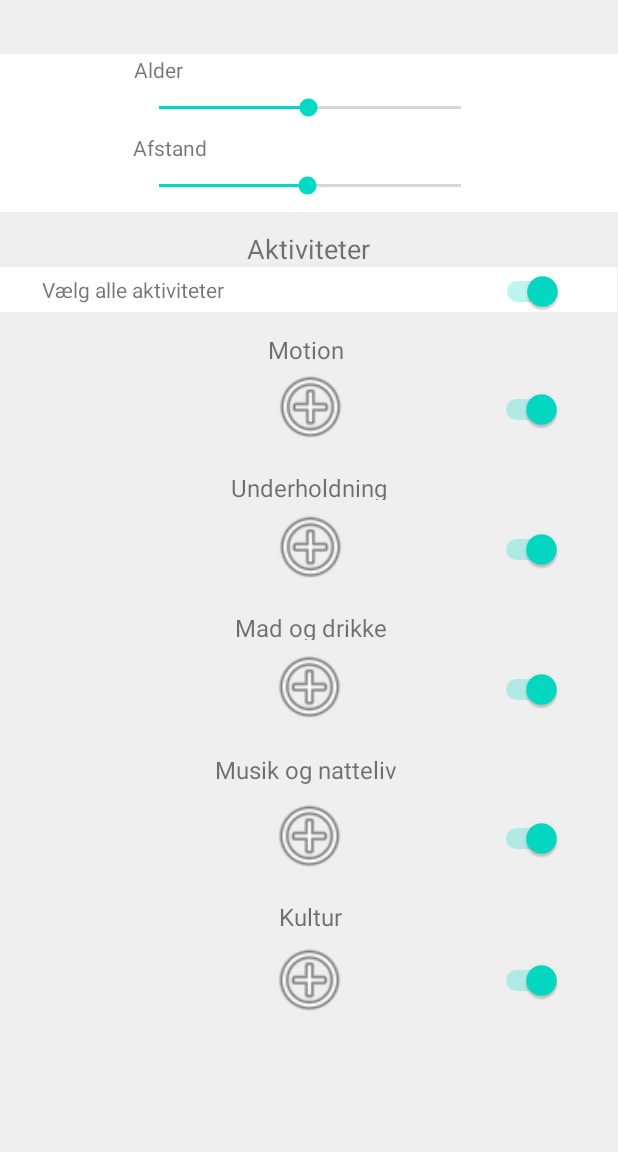
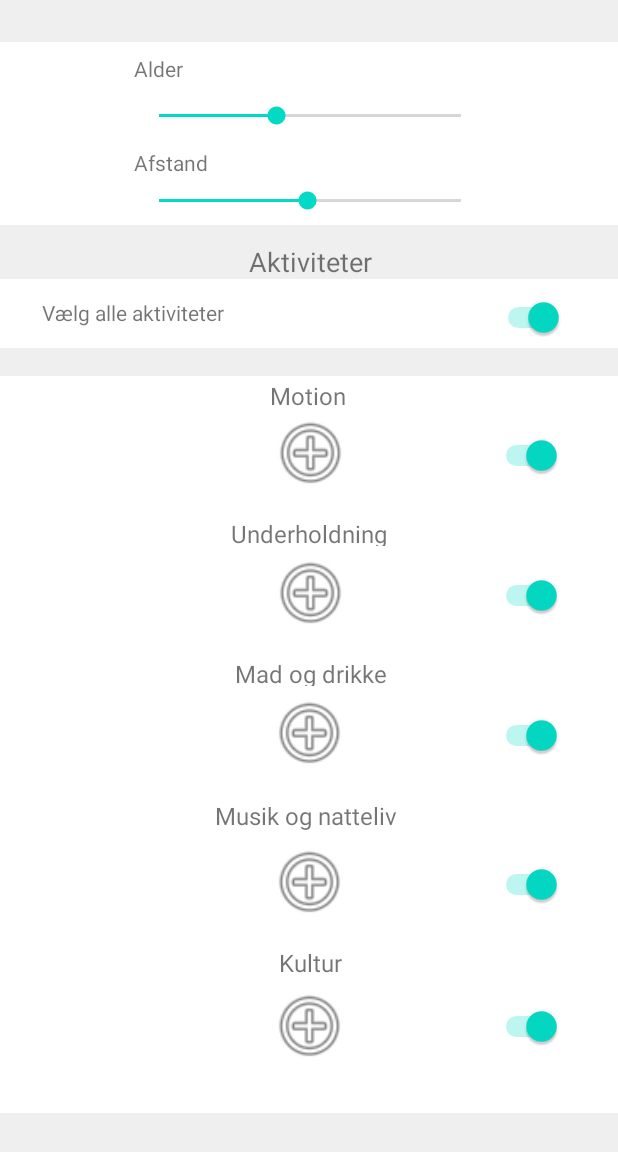
Before and after one commit to notarp1/Oplev, an Android app: the layout search_filter_fragment.xml on its own in the app's theme, with its tools: preview values and no code run, on a phone screen of 412 x 824 dp. Shown: the top 1152 px of the screen. Run offline under Robolectric (Android 15) with nearby library versions, the phone set to English and light mode, and no system bars.

Commit message:
Design done i search filter xml

```diff
--- a/app/src/main/res/layout/search_filter_fragment.xml
+++ b/app/src/main/res/layout/search_filter_fragment.xml
@@ -8,191 +8,199 @@
     android:background="#EEEEEEEE">
 
     <TextView
-        android:id="@+id/textViewbaground2"
-        android:layout_width="411dp"
-        android:layout_height="30dp"
+        android:id="@+id/sf_textViewBackground1"
+        android:layout_width="fill_parent"
+        android:layout_height="46dp"
+        android:layout_marginTop="36dp"
         android:background="#FFFFFF"
+        app:layout_constraintBottom_toTopOf="@+id/sf_textViewbackground3"
         app:layout_constraintEnd_toEndOf="parent"
-        app:layout_constraintHorizontal_bias="0.0"
+        app:layout_constraintHorizontal_bias="0.666"
         app:layout_constraintStart_toStartOf="parent"
-        app:layout_constraintTop_toBottomOf="@+id/textViewAktiviteret" />
-
-    <Switch
-        android:id="@+id/switchALLActivities"
-        android:layout_width="wrap_content"
-        android:layout_height="wrap_content"
-        android:layout_marginEnd="36dp"
-        android:layout_marginRight="36dp"
-        android:checked="true"
-        app:layout_constraintBottom_toBottomOf="@+id/textViewbaground2"
-        app:layout_constraintEnd_toEndOf="@+id/textViewbaground2"
-        app:layout_constraintTop_toTopOf="@+id/textViewbaground2"
-        app:layout_constraintVertical_bias="1.0" />
+        app:layout_constraintTop_toBottomOf="@+id/sf_textViewBackground2"
+        app:layout_constraintVertical_bias="0.0" />
 
     <TextView
-        android:id="@+id/textViewbaground1"
-        android:layout_width="414dp"
-        android:layout_height="105dp"
-        android:layout_marginTop="36dp"
+        android:id="@+id/sf_textViewBackground2"
+        android:layout_width="fill_parent"
+        android:layout_height="122dp"
+        android:layout_marginTop="28dp"
         android:background="#FFFFFF"
         app:layout_constraintEnd_toEndOf="parent"
         app:layout_constraintHorizontal_bias="1.0"
         app:layout_constraintStart_toStartOf="parent"
         app:layout_constraintTop_toTopOf="parent" />
 
+    <TextView
+        android:id="@+id/sf_textViewbackground3"
+        android:layout_width="fill_parent"
+        android:layout_height="491dp"
+        android:layout_marginTop="64dp"
+        android:background="#FFFFFF"
+        app:layout_constraintEnd_toEndOf="parent"
+        app:layout_constraintHorizontal_bias="0.0"
+        app:layout_constraintStart_toStartOf="parent"
+        app:layout_constraintTop_toBottomOf="@+id/sf_textViewAktiviteret" />
+
     <SeekBar
-        android:id="@+id/seekBarAge"
+        android:id="@+id/sf_seekBarAge"
         android:layout_width="233dp"
         android:layout_height="32dp"
         android:layout_marginTop="56dp"
         android:max="100"
-        android:min="1"
+        android:min="18"
         android:progress="50"
+        app:layout_constraintBottom_toTopOf="@+id/sf_textViewDistance"
         app:layout_constraintEnd_toEndOf="parent"
         app:layout_constraintHorizontal_bias="0.505"
         app:layout_constraintStart_toStartOf="parent"
         app:layout_constraintTop_toTopOf="parent" />
 
+    <Switch
+        android:id="@+id/sf_switchALLActivities"
+        android:layout_width="wrap_content"
+        android:layout_height="wrap_content"
+        android:layout_marginEnd="36dp"
+        android:layout_marginRight="36dp"
+        android:checked="true"
+        app:layout_constraintBottom_toBottomOf="@+id/sf_textViewBackground1"
+        app:layout_constraintEnd_toEndOf="parent"
+        app:layout_constraintTop_toTopOf="@+id/sf_textViewBackground1"
+        app:layout_constraintVertical_bias="0.636" />
+
     <SeekBar
-        android:id="@+id/seekBarDistance"
+        android:id="@+id/sf_seekBarDistance"
         android:layout_width="233dp"
         android:layout_height="32dp"
-        android:layout_marginTop="20dp"
         android:max="60"
         android:min="1"
         android:progress="30"
+        app:layout_constraintBottom_toBottomOf="@+id/sf_textViewBackground2"
         app:layout_constraintEnd_toEndOf="parent"
         app:layout_constraintHorizontal_bias="0.505"
-        app:layout_constraintStart_toStartOf="parent"
-        app:layout_constraintTop_toBottomOf="@+id/seekBarAge" />
+        app:layout_constraintStart_toStartOf="parent" />
 
     <TextView
-        android:id="@+id/textViewAge"
+        android:id="@+id/sf_textViewAge"
         android:layout_width="wrap_content"
         android:layout_height="wrap_content"
-        android:layout_marginTop="24dp"
+        android:layout_marginTop="36dp"
         android:text="Alder"
-        app:layout_constraintBottom_toTopOf="@+id/seekBarAge"
         app:layout_constraintEnd_toEndOf="parent"
         app:layout_constraintHorizontal_bias="0.235"
         app:layout_constraintStart_toStartOf="parent"
-        app:layout_constraintTop_toTopOf="parent"
-        app:layout_constraintVertical_bias="1.0" />
+        app:layout_constraintTop_toTopOf="parent" />
 
     <TextView
-        android:id="@+id/textViewDistance"
+        android:id="@+id/sf_textViewDistance"
         android:layout_width="wrap_content"
         android:layout_height="wrap_content"
         android:text="Afstand"
-        app:layout_constraintBottom_toTopOf="@+id/seekBarDistance"
+        app:layout_constraintBottom_toTopOf="@+id/sf_seekBarDistance"
         app:layout_constraintEnd_toEndOf="parent"
-        app:layout_constraintHorizontal_bias="0.245"
-        app:layout_constraintStart_toStartOf="parent"
-        app:layout_constraintTop_toBottomOf="@+id/seekBarAge"
-        app:layout_constraintVertical_bias="1.0" />
+        app:layout_constraintHorizontal_bias="0.246"
+        app:layout_constraintStart_toStartOf="parent" />
 
     <TextView
-        android:id="@+id/textViewAktiviteret"
+        android:id="@+id/sf_textViewAktiviteret"
         android:layout_width="wrap_content"
         android:layout_height="wrap_content"
         android:layout_marginTop="12dp"
         android:text="Aktiviteter"
         android:textSize="18sp"
         app:layout_constraintEnd_toEndOf="parent"
-        app:layout_constraintHorizontal_bias="0.498"
+        app:layout_constraintHorizontal_bias="0.504"
         app:layout_constraintStart_toStartOf="parent"
-        app:layout_constraintTop_toBottomOf="@+id/textViewbaground1" />
+        app:layout_constraintTop_toBottomOf="@+id/sf_textViewBackground2" />
 
     <TextView
-        android:id="@+id/textView6"
+        android:id="@+id/sf_textViewChooseAll"
         android:layout_width="wrap_content"
         android:layout_height="wrap_content"
         android:layout_marginStart="28dp"
         android:layout_marginLeft="28dp"
         android:text="Vælg alle aktiviteter"
-        app:layout_constraintBottom_toBottomOf="@+id/textViewbaground2"
-        app:layout_constraintStart_toStartOf="parent"
-        app:layout_constraintTop_toTopOf="@+id/textViewbaground2"
-        app:layout_constraintVertical_bias="0.476" />
+        app:layout_constraintBottom_toBottomOf="@+id/sf_textViewBackground1"
+        app:layout_constraintStart_toStartOf="@+id/sf_textViewBackground1"
+        app:layout_constraintTop_toTopOf="@+id/sf_textViewBackground1"
+        app:layout_constraintVertical_bias="0.482" />
 
     <TextView
-        android:id="@+id/textView7"
+        android:id="@+id/sf_textViewMotion"
         android:layout_width="88dp"
         android:layout_height="22dp"
         android:gravity="center"
         android:text="Motion"
         android:textSize="16sp"
-        app:layout_constraintBottom_toTopOf="@+id/imageView5"
+        app:layout_constraintBottom_toTopOf="@+id/imageViewPlaceholder5"
         app:layout_constraintEnd_toEndOf="parent"
-        app:layout_constraintHorizontal_bias="0.493"
-        app:layout_constraintStart_toStartOf="parent"
-        app:layout_constraintTop_toBottomOf="@+id/textViewbaground2"
-        app:layout_constraintVertical_bias="1.0" />
+        app:layout_constraintHorizontal_bias="0.498"
+        app:layout_constraintStart_toStartOf="parent" />
 
     <ImageView
-        android:id="@+id/imageView7"
+        android:id="@+id/imageViewplaceholder1"
         android:layout_width="59dp"
         android:layout_height="54dp"
         android:layout_marginTop="4dp"
         app:layout_constraintEnd_toEndOf="parent"
         app:layout_constraintStart_toStartOf="parent"
-        app:layout_constraintTop_toBottomOf="@+id/textView4"
+        app:layout_constraintTop_toBottomOf="@+id/sf_textViewMad"
         app:srcCompat="@android:drawable/ic_menu_add" />
 
     <Switch
-        android:id="@+id/switchALLActivities3"
+        android:id="@+id/sf_switchMotion"
         android:layout_width="wrap_content"
         android:layout_height="wrap_content"
         android:layout_marginEnd="36dp"
         android:layout_marginRight="36dp"
         android:checked="true"
-        app:layout_constraintBottom_toBottomOf="@+id/imageView5"
+        app:layout_constraintBottom_toBottomOf="@+id/imageViewPlaceholder5"
         app:layout_constraintEnd_toEndOf="parent"
         app:layout_constraintHorizontal_bias="0.988"
-        app:layout_constraintStart_toEndOf="@+id/imageView5"
-        app:layout_constraintTop_toTopOf="@+id/imageView5"
+        app:layout_constraintStart_toEndOf="@+id/imageViewPlaceholder5"
+        app:layout_constraintTop_toTopOf="@+id/imageViewPlaceholder5"
         app:layout_constraintVertical_bias="0.571" />
 
     <Switch
-        android:id="@+id/switchALLActivities2"
+        android:id="@+id/sf_switchMad"
         android:layout_width="wrap_content"
         android:layout_height="wrap_content"
         android:layout_marginEnd="36dp"
         android:layout_marginRight="36dp"
         android:checked="true"
-        app:layout_constraintBottom_toBottomOf="@+id/imageView7"
+        app:layout_constraintBottom_toBottomOf="@+id/imageViewplaceholder1"
         app:layout_constraintEnd_toEndOf="parent"
         app:layout_constraintHorizontal_bias="0.988"
-        app:layout_constraintStart_toEndOf="@+id/imageView7"
-        app:layout_constraintTop_toBottomOf="@+id/textView4"
+        app:layout_constraintStart_toEndOf="@+id/imageViewplaceholder1"
+        app:layout_constraintTop_toBottomOf="@+id/sf_textViewMad"
         app:layout_constraintVertical_bias="0.625" />
 
     <Switch
-        android:id="@+id/switchALLActivities6"
+        android:id="@+id/sf_switchMusik"
         android:layout_width="wrap_content"
         android:layout_height="wrap_content"
         android:layout_marginTop="8dp"
         android:layout_marginEnd="36dp"
         android:layout_marginRight="36dp"
         android:checked="true"
-        app:layout_constraintBottom_toBottomOf="@+id/imageView8"
+        app:layout_constraintBottom_toBottomOf="@+id/imageViewplaceholder2"
         app:layout_constraintEnd_toEndOf="parent"
         app:layout_constraintHorizontal_bias="0.988"
-        app:layout_constraintStart_toEndOf="@+id/imageView8"
-        app:layout_constraintTop_toBottomOf="@+id/textView5" />
+        app:layout_constraintStart_toEndOf="@+id/imageViewplaceholder2"
+        app:layout_constraintTop_toBottomOf="@+id/sf_textViewMusik" />
 
     <ImageView
-        android:id="@+id/imageView8"
+        android:id="@+id/imageViewplaceholder2"
         android:layout_width="59dp"
         android:layout_height="54dp"
         android:layout_marginTop="4dp"
         app:layout_constraintEnd_toEndOf="parent"
         app:layout_constraintStart_toStartOf="parent"
-        app:layout_constraintTop_toBottomOf="@+id/textView5"
+        app:layout_constraintTop_toBottomOf="@+id/sf_textViewMusik"
         app:srcCompat="@android:drawable/ic_menu_add" />
 
     <TextView
-        android:id="@+id/textView4"
+        android:id="@+id/sf_textViewMad"
         android:layout_width="109dp"
         android:layout_height="19dp"
         android:layout_marginTop="16dp"
@@ -202,21 +210,21 @@
         app:layout_constraintEnd_toEndOf="parent"
         app:layout_constraintHorizontal_bias="0.503"
         app:layout_constraintStart_toStartOf="parent"
-        app:layout_constraintTop_toBottomOf="@+id/imageView6" />
+        app:layout_constraintTop_toBottomOf="@+id/imageViewplaceholder3" />
 
     <ImageView
-        android:id="@+id/imageView6"
+        android:id="@+id/imageViewplaceholder3"
         android:layout_width="59dp"
         android:layout_height="54dp"
         android:layout_marginTop="4dp"
         app:layout_constraintEnd_toEndOf="parent"
         app:layout_constraintHorizontal_bias="0.502"
         app:layout_constraintStart_toStartOf="parent"
-        app:layout_constraintTop_toBottomOf="@+id/textView3"
+        app:layout_constraintTop_toBottomOf="@+id/sf_textViewUnderholdning"
         app:srcCompat="@android:drawable/ic_menu_add" />
 
     <TextView
-        android:id="@+id/textView3"
+        android:id="@+id/sf_textViewUnderholdning"
         android:layout_width="110dp"
         android:layout_height="19dp"
         android:layout_marginTop="16dp"
@@ -226,10 +234,10 @@
         app:layout_constraintEnd_toEndOf="parent"
         app:layout_constraintHorizontal_bias="0.501"
         app:layout_constraintStart_toStartOf="parent"
-        app:layout_constraintTop_toBottomOf="@+id/imageView5" />
+        app:layout_constraintTop_toBottomOf="@+id/imageViewPlaceholder5" />
 
     <TextView
-        android:id="@+id/textView5"
+        android:id="@+id/sf_textViewMusik"
         android:layout_width="129dp"
         android:layout_height="25dp"
         android:layout_marginTop="16dp"
@@ -239,48 +247,48 @@
         app:layout_constraintEnd_toEndOf="parent"
         app:layout_constraintHorizontal_bias="0.492"
         app:layout_constraintStart_toStartOf="parent"
-        app:layout_constraintTop_toBottomOf="@+id/imageView7" />
+        app:layout_constraintTop_toBottomOf="@+id/imageViewplaceholder1" />
 
     <ImageView
-        android:id="@+id/imageView11"
+        android:id="@+id/imageViewPlaceholder4"
         android:layout_width="59dp"
         android:layout_height="54dp"
         android:layout_marginTop="4dp"
         app:layout_constraintEnd_toEndOf="parent"
         app:layout_constraintStart_toStartOf="parent"
-        app:layout_constraintTop_toBottomOf="@+id/textView8"
+        app:layout_constraintTop_toBottomOf="@+id/sf_textViewKultur"
         app:srcCompat="@android:drawable/ic_menu_add" />
 
     <Switch
-        android:id="@+id/switchALLActivities5"
+        android:id="@+id/sf_switchUnderholdning"
         android:layout_width="wrap_content"
         android:layout_height="wrap_content"
         android:layout_marginEnd="36dp"
         android:layout_marginRight="36dp"
         android:checked="true"
-        app:layout_constraintBottom_toBottomOf="@+id/imageView6"
+        app:layout_constraintBottom_toBottomOf="@+id/imageViewplaceholder3"
         app:layout_constraintEnd_toEndOf="parent"
         app:layout_constraintHorizontal_bias="0.988"
-        app:layout_constraintStart_toEndOf="@+id/imageView6"
-        app:layout_constraintTop_toTopOf="@+id/imageView6"
+        app:layout_constraintStart_toEndOf="@+id/imageViewplaceholder3"
+        app:layout_constraintTop_toTopOf="@+id/imageViewplaceholder3"
         app:layout_constraintVertical_bias="0.571" />
 
     <Switch
-        android:id="@+id/switchALLActivities7"
+        android:id="@+id/sf_switchKultur"
         android:layout_width="wrap_content"
         android:layout_height="wrap_content"
         android:layout_marginEnd="36dp"
         android:layout_marginRight="36dp"
         android:checked="true"
-        app:layout_constraintBottom_toBottomOf="@+id/imageView11"
+        app:layout_constraintBottom_toBottomOf="@+id/imageViewPlaceholder4"
         app:layout_constraintEnd_toEndOf="parent"
         app:layout_constraintHorizontal_bias="0.988"
-        app:layout_constraintStart_toEndOf="@+id/imageView8"
-        app:layout_constraintTop_toTopOf="@+id/imageView11"
+        app:layout_constraintStart_toEndOf="@+id/imageViewplaceholder2"
+        app:layout_constraintTop_toTopOf="@+id/imageViewPlaceholder4"
         app:layout_constraintVertical_bias="0.535" />
 
     <TextView
-        android:id="@+id/textView8"
+        android:id="@+id/sf_textViewKultur"
         android:layout_width="85dp"
         android:layout_height="22dp"
         android:layout_marginTop="16dp"
@@ -290,17 +298,17 @@
         app:layout_constraintEnd_toEndOf="parent"
         app:layout_constraintHorizontal_bias="0.503"
         app:layout_constraintStart_toStartOf="parent"
-        app:layout_constraintTop_toBottomOf="@+id/imageView8" />
+        app:layout_constraintTop_toBottomOf="@+id/imageViewplaceholder2" />
 
     <ImageView
-        android:id="@+id/imageView5"
+        android:id="@+id/imageViewPlaceholder5"
         android:layout_width="59dp"
         android:layout_height="54dp"
-        android:layout_marginTop="36dp"
+        android:layout_marginTop="24dp"
         app:layout_constraintEnd_toEndOf="parent"
         app:layout_constraintHorizontal_bias="0.502"
         app:layout_constraintStart_toStartOf="parent"
-        app:layout_constraintTop_toBottomOf="@+id/textViewbaground2"
+        app:layout_constraintTop_toTopOf="@+id/sf_textViewbackground3"
         app:srcCompat="@android:drawable/ic_menu_add" />
 
 </androidx.constraintlayout.widget.ConstraintLayout>
```
